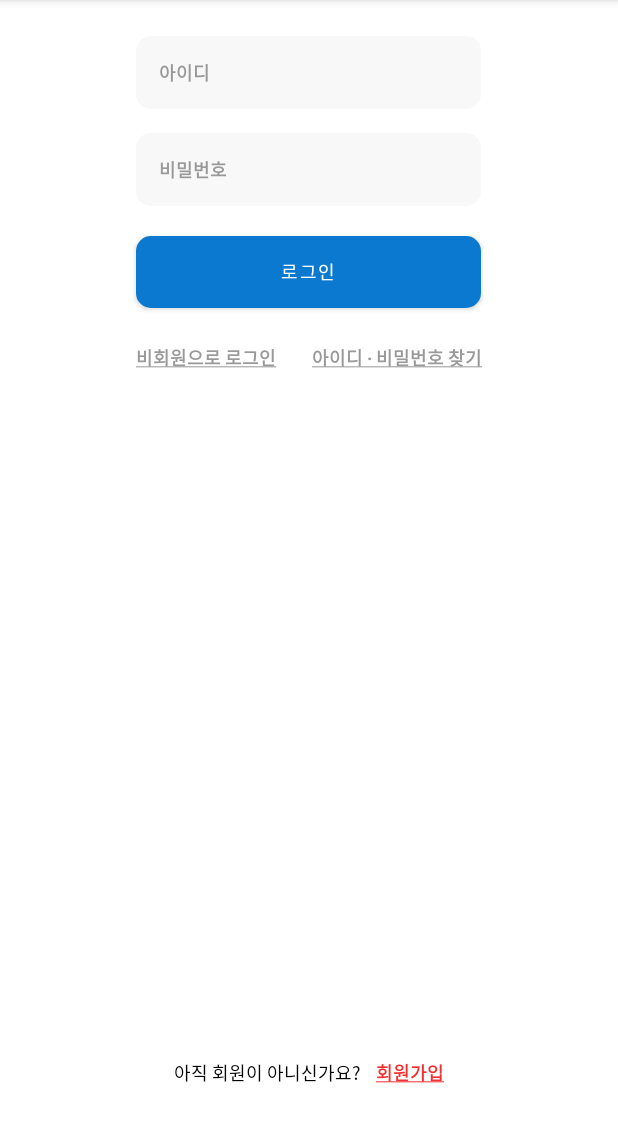
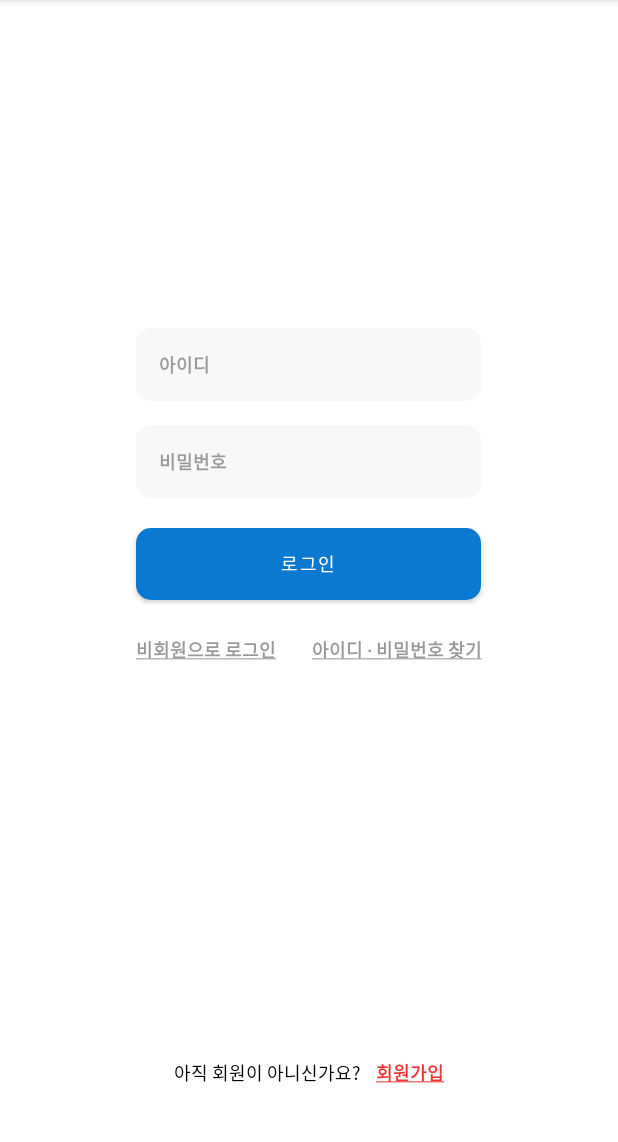
Before and after one commit to DOBONG-explorers/FE, an Android app: the screen it shows after launch (LoginActivity), on a phone screen of 412 x 824 dp, the part 84-1226 px from its top. Run offline under Robolectric (Android 15) with nearby library versions, the phone set to English and light mode, and no system bars.

Commit message:
로그인페이지 수정3

```diff
--- a/app/src/main/res/layout/activity_login.xml
+++ b/app/src/main/res/layout/activity_login.xml
@@ -4,7 +4,10 @@
     android:layout_height="match_parent"
     android:orientation="vertical"
     android:padding="24dp">
-
+    <View
+        android:layout_width="match_parent"
+        android:layout_height="0dp"
+        android:layout_weight="0.4" />
     <!-- 1. 위쪽 콘텐츠 영역 (EditTexts + 버튼 등) -->
     <LinearLayout
         android:layout_width="match_parent"
@@ -19,8 +22,8 @@
             android:layout_height="wrap_content"
             android:layout_marginBottom="16dp"
             android:background="@drawable/edittext_background"
+            android:hint="아이디"
             android:inputType="text"
-            android:hint="아이디"
             android:padding="15dp"
             android:textColor="#000000"
             android:textColorHint="#999999"
```
